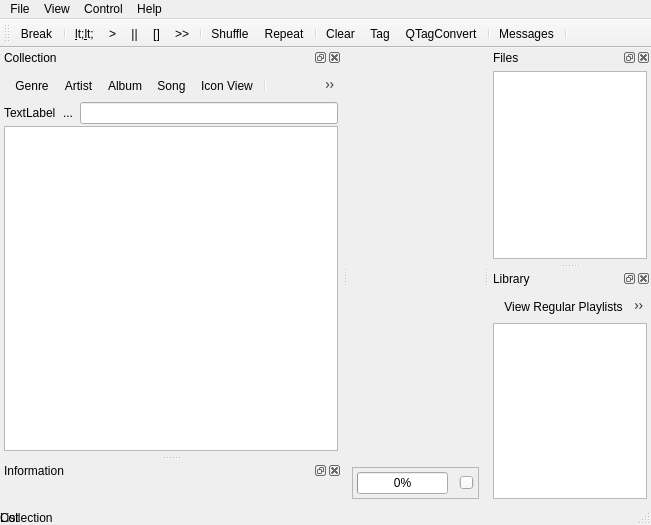
Before: the Qt Designer form src/cuberok.ui in DrMoriarty/cuberok, drawn with Qt 5.
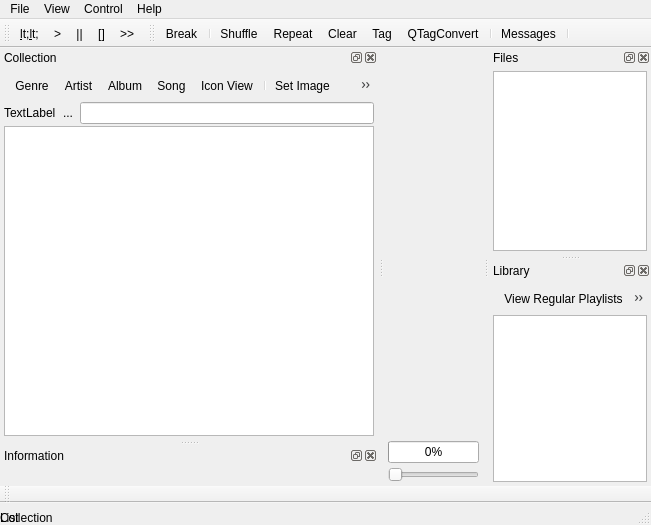
After: the same form once the commit is applied. Icons and pictures are not drawn. Custom widgets are drawn as their Qt base class.

Patch:
```diff
--- a/src/cuberok.ui
+++ b/src/cuberok.ui
@@ -62,27 +62,6 @@
      </widget>
     </item>
     <item>
-     <widget class="QFrame" name="frame">
-      <property name="sizePolicy">
-       <sizepolicy hsizetype="Preferred" vsizetype="Minimum">
-        <horstretch>0</horstretch>
-        <verstretch>0</verstretch>
-       </sizepolicy>
-      </property>
-      <property name="frameShape">
-       <enum>QFrame::StyledPanel</enum>
-      </property>
-      <property name="frameShadow">
-       <enum>QFrame::Raised</enum>
-      </property>
-      <layout class="QHBoxLayout">
-       <property name="spacing">
-        <number>2</number>
-       </property>
-       <property name="margin">
-        <number>4</number>
-       </property>
-       <item>
         <widget class="ProgressBar" name="progressBar">
          <property name="maximum">
           <number>1000</number>
@@ -95,31 +74,6 @@
          </property>
         </widget>
        </item>
-       <item>
-        <widget class="QLabel" name="label">
-         <property name="sizePolicy">
-          <sizepolicy hsizetype="Fixed" vsizetype="Fixed">
-           <horstretch>0</horstretch>
-           <verstretch>0</verstretch>
-          </sizepolicy>
-         </property>
-         <property name="maximumSize">
-          <size>
-           <width>24</width>
-           <height>24</height>
-          </size>
-         </property>
-         <property name="text">
-          <string/>
-         </property>
-         <property name="pixmap">
-          <pixmap resource="resource.qrc">:/icons/volume.png</pixmap>
-         </property>
-         <property name="scaledContents">
-          <bool>true</bool>
-         </property>
-        </widget>
-       </item>
        <item>
         <widget class="QSlider" name="volumeSlider">
          <property name="sizePolicy">
@@ -138,9 +92,6 @@
        </item>
       </layout>
      </widget>
-    </item>
-   </layout>
-  </widget>
   <widget class="QDockWidget" name="dockWidget1">
    <property name="features">
     <set>QDockWidget::AllDockWidgetFeatures</set>
@@ -538,19 +489,28 @@
     <enum>TopToolBarArea</enum>
    </attribute>
    <attribute name="toolBarBreak">
-    <bool>false</bool>
+    <bool>true</bool>
    </attribute>
-   <addaction name="actionBreak"/>
-   <addaction name="separator"/>
    <addaction name="actionPrev"/>
    <addaction name="actionPlay"/>
    <addaction name="actionPause"/>
    <addaction name="actionStop"/>
    <addaction name="actionNext"/>
+  </widget>
+  <widget class="QToolBar" name="toolBar_2">
+   <property name="windowTitle">
+    <string>toolBar_2</string>
+   </property>
+   <attribute name="toolBarArea">
+    <enum>TopToolBarArea</enum>
+   </attribute>
+   <attribute name="toolBarBreak">
+    <bool>false</bool>
+   </attribute>
+   <addaction name="actionBreak"/>
    <addaction name="separator"/>
    <addaction name="actionShuffle"/>
    <addaction name="actionRepeat"/>
-   <addaction name="separator"/>
    <addaction name="actionClear_playlist"/>
    <addaction name="actionEditTag"/>
    <addaction name="actionQTagConvert"/>
@@ -558,6 +518,17 @@
    <addaction name="actionConsole"/>
    <addaction name="separator"/>
   </widget>
+  <widget class="QToolBar" name="toolBar_3">
+   <property name="windowTitle">
+    <string>toolBar_3</string>
+   </property>
+   <attribute name="toolBarArea">
+    <enum>BottomToolBarArea</enum>
+   </attribute>
+   <attribute name="toolBarBreak">
+    <bool>false</bool>
+   </attribute>
+  </widget>
   <action name="actionAbout">
    <property name="icon">
     <iconset resource="resource.qrc">
```
Left out of the diff: 34 changed lines with no effect on the pictures. Lines whose indentation alone changed are shown as unchanged.
